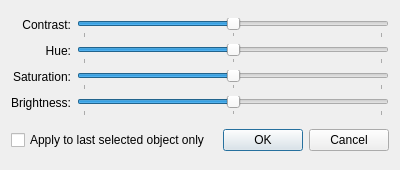
Before: the Qt Designer form askHueSatBriDialog.ui in Swyter/openbrf-redux, drawn with Qt 5.
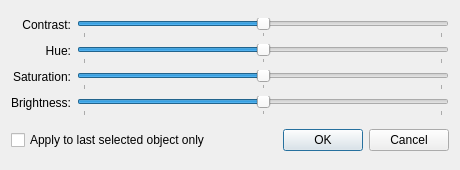
After: the same form once the commit is applied.

```diff
--- a/askHueSatBriDialog.ui
+++ b/askHueSatBriDialog.ui
@@ -6,7 +6,7 @@
    <rect>
     <x>0</x>
     <y>0</y>
-    <width>400</width>
+    <width>460</width>
     <height>170</height>
    </rect>
   </property>
```
Lines whose indentation alone changed are shown as unchanged.
